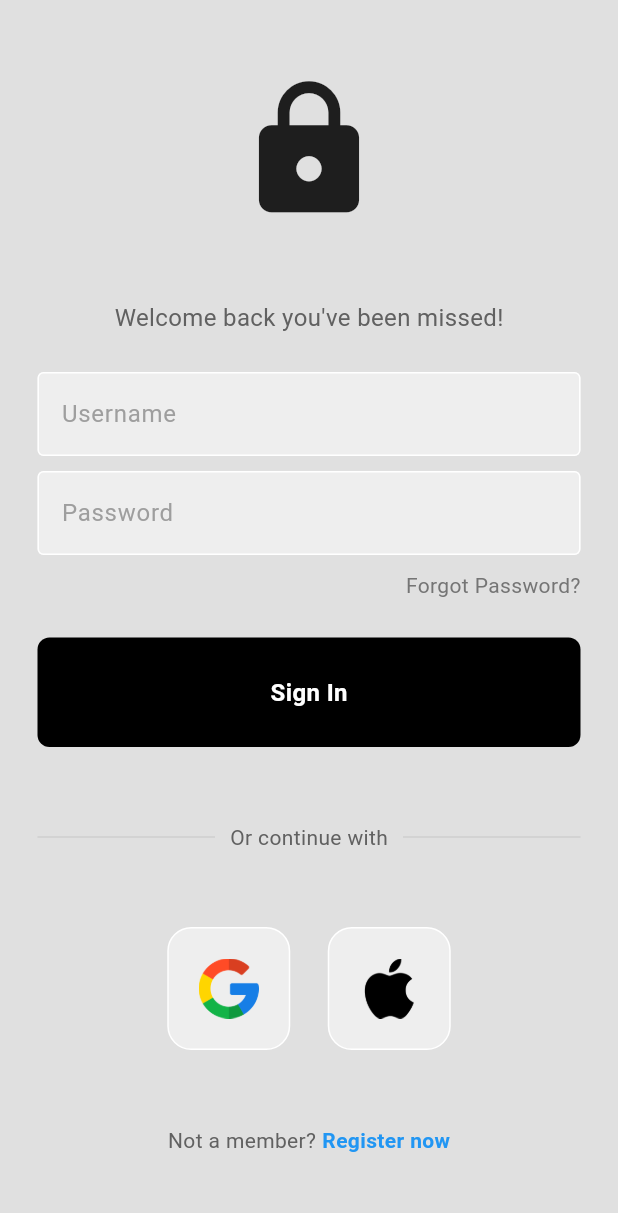
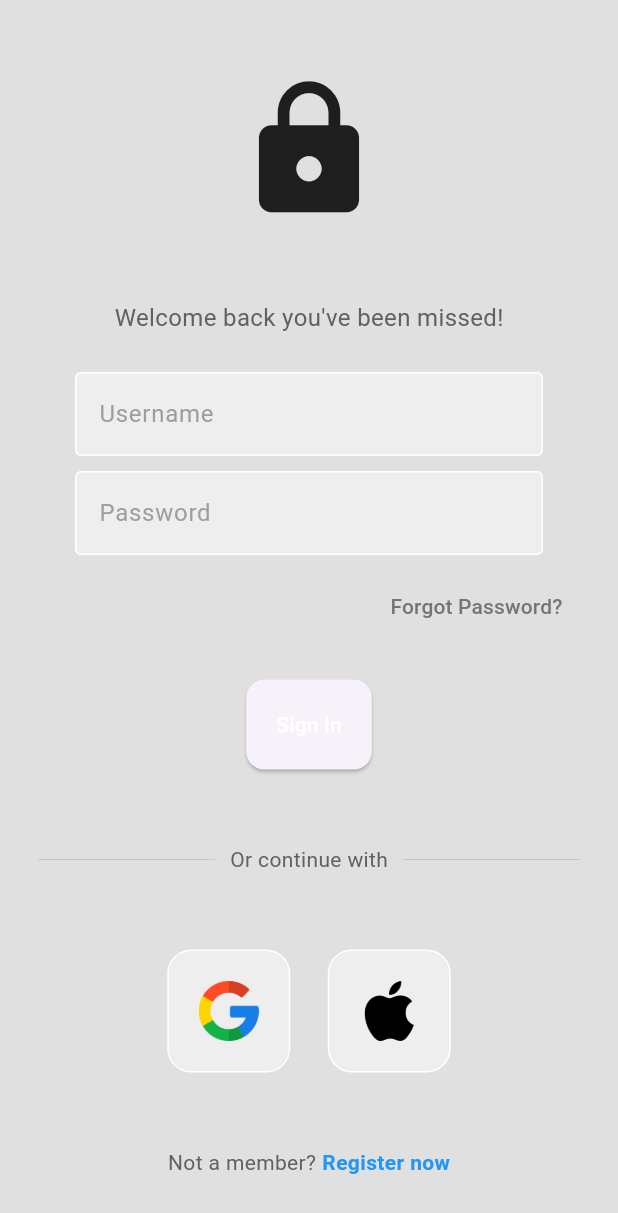
Before and after one commit to eyitayo77/QuizAPP, a Flutter app: the screen it shows after launch, on a phone screen of 412 x 824 dp. Shown: the top 1213 px of the screen. Run offline on Flutter 3.47's test engine with Material 3 defaults, Android fonts, the phone set to English and light mode, and no system bars.

Commit message:
implemented APIs
Changes to be committed:
	modified:   lib/pages/login_page.dart
	new file:   lib/pages/signup_page.dart
	modified:   pubspec.yaml

```diff
--- a/lib/pages/login_page.dart
+++ b/lib/pages/login_page.dart
@@ -1,22 +1,131 @@
+import 'dart:convert';
 import 'package:flutter/material.dart';
-import 'package:flutter/cupertino.dart';
-import 'package:flutter/widgets.dart';
+import 'package:http/http.dart' as http; // Import the http package
 import 'package:flutter_quiz_app/components/my_button.dart';
 import 'package:flutter_quiz_app/components/my_textfield.dart';
 import 'package:flutter_quiz_app/components/square_tile.dart';
 import 'package:flutter_quiz_app/pages/intro_page.dart';
+import 'package:flutter_quiz_app/pages/signup_page.dart'; // Assuming you have a signup page
 
-class LoginPage extends StatelessWidget {
-  LoginPage({super.key});
+class LoginPage extends StatefulWidget {
+  const LoginPage({super.key});
 
-  // text editing controllers
-  final usernameController = TextEditingController();
-  final passwordController = TextEditingController();
+  @override
+  State<LoginPage> createState() => _LoginPageState();
+}
 
-  // sign user in method
-  // void signUserIn() {
-  //   Navigator.pushNamed('/IntroPage');
-  // }
+class _LoginPageState extends State<LoginPage> {
+  // Text editing controllers
+  final TextEditingController usernameController = TextEditingController();
+  final TextEditingController passwordController = TextEditingController();
+
+  bool isLoading = false; // To show a loading indicator
+
+  // Method to show error messages
+  void showError(String message) {
+    showDialog(
+      context: context,
+      builder: (context) => AlertDialog(
+        title: const Text('Error'),
+        content: Text(message),
+        actions: [
+          TextButton(
+            onPressed: () => Navigator.pop(context),
+            child: const Text('OK'),
+          ),
+        ],
+      ),
+    );
+  }
+
+  // Sign user in method
+  Future<void> signUserIn() async {
+    setState(() {
+      isLoading = true;
+    });
+
+    final String username = usernameController.text.trim();
+    final String password = passwordController.text.trim();
+
+    // Basic validation
+    if (username.isEmpty || password.isEmpty) {
+      showError('Please enter both username and password.');
+      setState(() {
+        isLoading = false;
+      });
+      return;
+    }
+
+    final Uri loginUrl = Uri.parse('https://nosa.pythonanywhere.com/login');
+
+    try {
+      final response = await http.post(
+        loginUrl,
+        headers: {'Content-Type': 'application/json'},
+        body: jsonEncode({'username': username, 'password': password}),
+      );
+
+      if (response.statusCode == 200) {
+        final data = jsonDecode(response.body);
+        final String token = data['token']; // Adjust based on API response
+
+        // Optionally, you can verify the token
+        final bool isValid = await verifyToken(token);
+        if (isValid) {
+          // Navigate to IntroPage on successful login
+          Navigator.pushReplacement(
+            context,
+            MaterialPageRoute(builder: (context) => const IntroPage()),
+          );
+        } else {
+          showError('Invalid token. Please try logging in again.');
+        }
+      } else {
+        // Handle different status codes accordingly
+        final data = jsonDecode(response.body);
+        final String error = data['error'] ?? 'Login failed. Please try again.';
+        showError(error);
+      }
+    } catch (e) {
+      showError('An error occurred. Please try again.');
+    } finally {
+      setState(() {
+        isLoading = false;
+      });
+    }
+  }
+
+  // Signup method (optional if you have a signup page)
+  Future<void> signUserUp() async {
+    // Implement signup logic similar to signUserIn
+  }
+
+  // Token verification method
+  Future<bool> verifyToken(String token) async {
+    final Uri tokenUrl =
+        Uri.parse('https://nosa.pythonanywhere.com/test_token');
+
+    try {
+      final response = await http.get(
+        tokenUrl,
+        headers: {
+          'Content-Type': 'application/json',
+          'Authorization': 'Bearer $token', // Adjust based on API requirements
+        },
+      );
+
+      return response.statusCode == 200;
+    } catch (e) {
+      return false;
+    }
+  }
+
+  @override
+  void dispose() {
+    usernameController.dispose();
+    passwordController.dispose();
+    super.dispose();
+  }
 
   @override
   Widget build(BuildContext context) {
@@ -24,12 +133,15 @@ class LoginPage extends StatelessWidget {
       backgroundColor: Colors.grey[300],
       body: SingleChildScrollView(
         child: Center(
+          child: Padding(
+            padding: const EdgeInsets.symmetric(
+                horizontal: 25.0), // Added padding for better UI
             child: Column(
               mainAxisAlignment: MainAxisAlignment.center,
               children: [
                 const SizedBox(height: 50),
 
-              // logo
+                // Logo
                 const Icon(
                   Icons.lock,
                   size: 100,
@@ -37,7 +149,7 @@ class LoginPage extends StatelessWidget {
 
                 const SizedBox(height: 50),
 
-              // welcome back, you've been missed!
+                // Welcome back message
                 Text(
                   'Welcome back you\'ve been missed!',
                   style: TextStyle(
@@ -48,7 +160,7 @@ class LoginPage extends StatelessWidget {
 
                 const SizedBox(height: 25),
 
-              // username textfield
+                // Username textfield
                 MyTextField(
                   controller: usernameController,
                   hintText: 'Username',
@@ -57,7 +169,7 @@ class LoginPage extends StatelessWidget {
 
                 const SizedBox(height: 10),
 
-              // password textfield
+                // Password textfield
                 MyTextField(
                   controller: passwordController,
                   hintText: 'Password',
@@ -66,38 +178,47 @@ class LoginPage extends StatelessWidget {
 
                 const SizedBox(height: 10),
 
-              // forgot password?
-              Padding(
-                padding: const EdgeInsets.symmetric(horizontal: 25.0),
-                child: Row(
-                  mainAxisAlignment: MainAxisAlignment.end,
-                  children: [
-                    Text(
+                // Forgot password?
+                Align(
+                  alignment: Alignment.centerRight,
+                  child: TextButton(
+                    onPressed: () {
+                      // Implement forgot password functionality
+                    },
+                    child: Text(
                       'Forgot Password?',
                       style: TextStyle(color: Colors.grey[600]),
                     ),
-                  ],
                   ),
                 ),
 
                 const SizedBox(height: 25),
 
-              // sign in button
-              MyButton(
-                onTap: () {
-                  Navigator.push(
-                    context,
-                    MaterialPageRoute(builder: (context) => const IntroPage()),
-                  );
-                },
+                // Sign in button
+                ElevatedButton(
+                  onPressed: isLoading
+                      ? null
+                      : signUserIn, // Disable button when loading
+                  style: ElevatedButton.styleFrom(
+                    padding: EdgeInsets.all(20),
+                    shape: RoundedRectangleBorder(
+                      borderRadius: BorderRadius.circular(12),
+                    ),
+                  ),
+                  child: isLoading
+                      ? const CircularProgressIndicator(
+                          color: Colors.white,
+                        )
+                      : const Text(
+                          'Sign In',
+                          style: TextStyle(color: Colors.white),
+                        ),
                 ),
 
                 const SizedBox(height: 50),
 
-              // or continue with
-              Padding(
-                padding: const EdgeInsets.symmetric(horizontal: 25.0),
-                child: Row(
+                // Or continue with
+                Row(
                   children: [
                     Expanded(
                       child: Divider(
@@ -120,27 +241,26 @@ class LoginPage extends StatelessWidget {
                     ),
                   ],
                 ),
-              ),
 
                 const SizedBox(height: 50),
 
-              // google + apple sign in buttons
-              const Row(
+                // Google + Apple sign in buttons
+                Row(
                   mainAxisAlignment: MainAxisAlignment.center,
-                children: [
-                  // google button
+                  children: const [
+                    // Google button
                     SquareTile(imagePath: 'lib/images/google.png'),
 
                     SizedBox(width: 25),
 
-                  // apple button
-                  SquareTile(imagePath: 'lib/images/apple.png')
+                    // Apple button
+                    SquareTile(imagePath: 'lib/images/apple.png'),
                   ],
                 ),
 
                 const SizedBox(height: 50),
 
-              // not a member? register now
+                // Not a member? Register now
                 Row(
                   mainAxisAlignment: MainAxisAlignment.center,
                   children: [
@@ -149,11 +269,21 @@ class LoginPage extends StatelessWidget {
                       style: TextStyle(color: Colors.grey[700]),
                     ),
                     const SizedBox(width: 4),
-                  const Text(
+                    GestureDetector(
+                      onTap: () {
+                        // Navigate to Signup Page
+                        Navigator.push(
+                          context,
+                          MaterialPageRoute(
+                              builder: (context) => const SignupPage()),
+                        );
+                      },
+                      child: const Text(
                         'Register now',
                         style: TextStyle(
                           color: Colors.blue,
                           fontWeight: FontWeight.bold,
+                        ),
                       ),
                     ),
                   ],
@@ -162,6 +292,7 @@ class LoginPage extends StatelessWidget {
             ),
           ),
         ),
+      ),
     );
   }
 }
--- a/pubspec.yaml
+++ b/pubspec.yaml
@@ -30,7 +30,7 @@ environment:
 dependencies:
   flutter:
     sdk: flutter
-
+  http: ^1.2.2
 
   # The following adds the Cupertino Icons font to your application.
   # Use with the CupertinoIcons class for iOS style icons.
```
Also changed, not shown: lib/pages/signup_page.dart (added, +10 -0 lines). Lines whose indentation alone changed are shown as unchanged.
